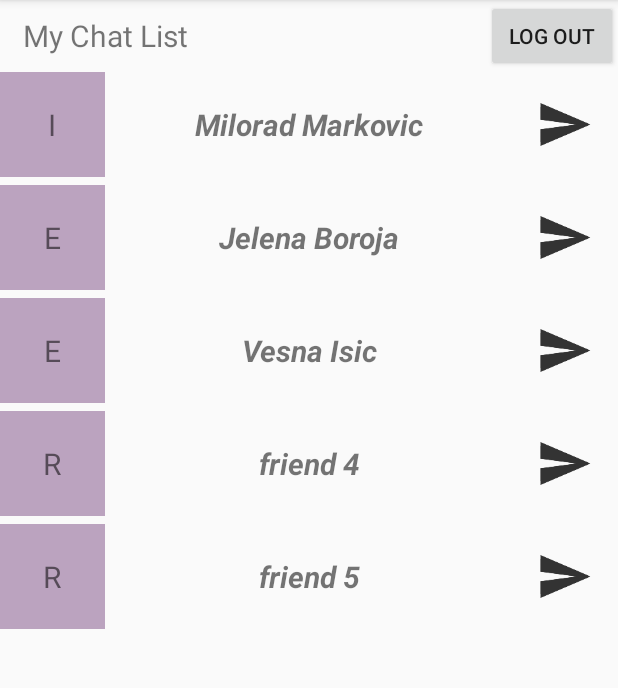
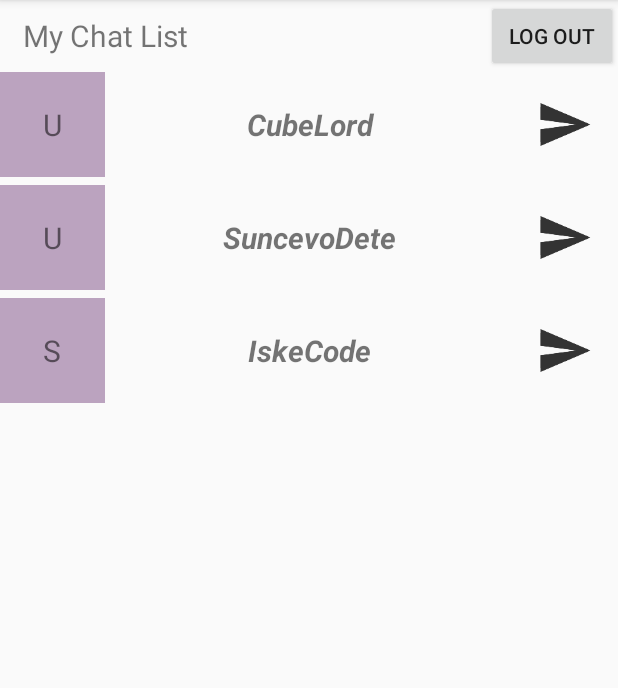
Before and after one commit to CubeLord/ChatAplication_PNRS, an Android app: the ContactsActivity screen opened directly, with no data from a screen before it, on a phone screen of 412 x 824 dp, the part 84-772 px from its top. Run offline under Robolectric (Android 15) with nearby library versions, the phone set to English and light mode, and no system bars.

Commit message:
Added Contact Database and TODOs

```diff
--- a/app/src/main/java/markovic/milorad/chataplication/ContactsActivityPackage/Contact.java
+++ b/app/src/main/java/markovic/milorad/chataplication/ContactsActivityPackage/Contact.java
@@ -2,9 +2,41 @@ package markovic.milorad.chataplication.ContactsActivityPackage;
 
 public class Contact {
     String name;
+    String firstName;
+    String LastName;
+    int id;
 
-    Contact(String name) {
+    public Contact(String name, String firstName, String lastName, int id) {
         this.name = name;
+        this.firstName = firstName;
+        LastName = lastName;
+        this.id = id;
+    }
+
+    public int getId() {
+
+        return id;
+    }
+
+    public void setId(int id) {
+        this.id = id;
+    }
+
+    public String getFirstName() {
+
+        return firstName;
+    }
+
+    public void setFirstName(String firstName) {
+        this.firstName = firstName;
+    }
+
+    public String getLastName() {
+        return LastName;
+    }
+
+    public void setLastName(String lastName) {
+        LastName = lastName;
     }
 
     public String getName() {
--- a/app/src/main/java/markovic/milorad/chataplication/ContactsActivityPackage/ContactsActivity.java
+++ b/app/src/main/java/markovic/milorad/chataplication/ContactsActivityPackage/ContactsActivity.java
@@ -8,13 +8,24 @@ import android.view.View;
 import android.widget.Button;
 import android.widget.ListView;
 
+import markovic.milorad.chataplication.DatabasePackage.ContactDbHelper;
 import markovic.milorad.chataplication.MainActivity;
 import markovic.milorad.chataplication.R;
 
 public class ContactsActivity extends AppCompatActivity implements View.OnClickListener {
 
+    public static ContactsActivity contactsActivity;
+    public static ContactsAdapter mAdapter;
+    public static ContactDbHelper mdbHelper;
     ListView list;
-    public static ContactsActivity contactsActivity;
+
+    @Override
+    protected void onResume() {
+        super.onResume();
+
+        Contact[] contacts = mdbHelper.readContacts();
+        mAdapter.update(contacts);
+    }
 
     @Override
     protected void onCreate(Bundle savedInstanceState) {
@@ -24,7 +35,21 @@ public class ContactsActivity extends AppCompatActivity implements View.OnClickL
         Button logout = findViewById(R.id.contactsActButtonLogout);
         contactsActivity = this;
         list = findViewById(R.id.contactsActListView);
-        list.setAdapter(new ContactsAdapter(this));
+        mAdapter = new ContactsAdapter(this);
+        list.setAdapter(mAdapter);
+
+        mdbHelper = new ContactDbHelper(this);
+
+        Contact c = new Contact("CubeLord", "Milorad", "Markovic", 0);
+        mdbHelper.insert(c);
+        Contact s = new Contact("SuncevoDete", "Jelena", "Boroja", 1);
+        mdbHelper.insert(s);
+        Contact i = new Contact("IskeCode", "Vesna", "Isic", 3);
+        mdbHelper.insert(i);
+
+        Contact[] cArray = mdbHelper.readContacts();
+        mAdapter.update(cArray);
+
 
         logout.setOnClickListener(this);
     }
@@ -47,3 +72,10 @@ public class ContactsActivity extends AppCompatActivity implements View.OnClickL
 
     }
 }
+
+//TODO: Ubaciti Message Tabelu (koristiti SECONDARY KEY za kontakte)
+//TODO: Kada se korisnik Login-uje on se ne pojavkljuje medju kontaktima
+//TODO: Nakon uspesne registracije korisnik se prosledjuje na Login aktiviti
+//TODO: U Register aktivitiju za unos novog kontakta koristiti INSERT SQL komandu (my bad)
+//TODO: Tokom Login-a proveravamo da li se korisnik nalazi u bazi, ako se nalazi onda njegov ID sacuvati kao SHAREDPREFF, ovaj podatak ce se koristiti da se ne ispisuje medju kontaktima ulogovani korisnik i za trazenje poruka. Ako se korisnik ne nalazi u bazi onda mu ispisati poruku i ostaviti ka ga login activitiju
+//TODO: Kada korisnik odabere kontakt iz liste, prikazuju se poruke koje za ID-jeve sender-a i receiver-a imaju korisnika i njegovog odabranog kontakta (ID korisnika je u SHAREDPREFF) (za ovo koristiti SELECT SQL komandu sa INNER J0IN dodatkom)
--- a/app/src/main/java/markovic/milorad/chataplication/ContactsActivityPackage/ContactsAdapter.java
+++ b/app/src/main/java/markovic/milorad/chataplication/ContactsActivityPackage/ContactsAdapter.java
@@ -2,7 +2,6 @@ package markovic.milorad.chataplication.ContactsActivityPackage;
 
 import android.content.Context;
 import android.content.Intent;
-import android.content.res.Resources;
 import android.graphics.Color;
 import android.graphics.Typeface;
 import android.os.Bundle;
@@ -27,12 +26,16 @@ public class ContactsAdapter extends BaseAdapter {
     ContactsAdapter(Context c) {
         context = c;
         list = new ArrayList<Contact>();
+
+/*
         Resources res = context.getResources();
         String[] contacts = res.getStringArray(R.array.contacts);
 
         for (int i = 0; i < contacts.length; i++) {
             list.add(new Contact(contacts[i]));
         }
+*/
+
     }
 
     @Override
@@ -48,6 +51,15 @@ public class ContactsAdapter extends BaseAdapter {
     @Override
     public long getItemId(int i) {
         return i; //Because we are not using a Data base this should be the same as the ID
+    }
+
+    public void update(Contact[] contacts) {
+        list.clear();
+        if (contacts != null) {
+            for (Contact contact : contacts) {
+                list.add(contact);
+            }
+        }
     }
 
     @Override
--- a/app/src/main/java/markovic/milorad/chataplication/ContactsActivityPackage/ViewHolderContact.java
+++ b/app/src/main/java/markovic/milorad/chataplication/ContactsActivityPackage/ViewHolderContact.java
@@ -12,22 +12,22 @@ public class ViewHolderContact {
         return send;
     }
 
+    public void setSend(ImageView send) {
+        this.send = send;
+    }
+
     public TextView getIcon() {
         return icon;
+    }
+
+    public void setIcon(TextView icon) {
+        this.icon = icon;
     }
 
     public TextView getName() {
         return name;
     }
 
-    public void setSend(ImageView send) {
-        this.send = send;
-    }
-
-    public void setIcon(TextView icon) {
-        this.icon = icon;
-    }
-
     public void setName(TextView name) {
         this.name = name;
     }
--- /dev/null
+++ b/app/src/main/java/markovic/milorad/chataplication/DatabasePackage/ContactDbHelper.java
@@ -0,0 +1,95 @@
+package markovic.milorad.chataplication.DatabasePackage;
+
+import android.content.ContentValues;
+import android.content.Context;
+import android.content.res.Resources;
+import android.database.Cursor;
+import android.database.sqlite.SQLiteDatabase;
+import android.database.sqlite.SQLiteOpenHelper;
+import android.util.Log;
+
+import markovic.milorad.chataplication.ContactsActivityPackage.Contact;
+import markovic.milorad.chataplication.R;
+
+public class ContactDbHelper extends SQLiteOpenHelper {
+
+    private SQLiteDatabase mdb = null;
+    private Context context;
+
+    public ContactDbHelper(Context context) {
+        super(context, context.getResources().getString(R.string.DATABASE_NAME), null, R.integer.DATABASE_VERSION);
+        this.context = context;
+    }
+
+    @Override
+    public void onCreate(SQLiteDatabase sqLiteDatabase) {
+        Resources res = context.getResources();
+        sqLiteDatabase.execSQL("CREATE TABLE " + res.getString(R.string.TABLE_NAME) + " (" +
+                res.getString(R.string.COLUMN_CONTACT_ID) + " INT PRIMARY KEY, " +
+                res.getString(R.string.COLUMN_USERNAME) + " TEXT, " +
+                res.getString(R.string.COLUMN_FIRSTNAME) + " TEXT," +
+                res.getString(R.string.COLUMN_LASTNAME) + " TEXT);");
+    }
+    //TODO: Sa AUTOINCREMENT-om ne radi ako baza vec ne postoji, fix that. ako je baza vec prije napravljena prazna, onda se otvori preko AI-a, ali kada dodam kontakte tada nece, i kada vratim opet bez AI-a i dalje nece. Pukne i kada probam da dodajem dok je prazna bez AI-a nakon sto sam obrisao bazu.
+
+    @Override
+    public void onUpgrade(SQLiteDatabase sqLiteDatabase, int i, int i1) {
+
+    }
+
+    public void insert(Contact contact) {
+        SQLiteDatabase db = getWritableDatabase();
+
+        ContentValues val = new ContentValues();
+        val.put(context.getResources().getString(R.string.COLUMN_CONTACT_ID), contact.getId());
+        val.put(context.getResources().getString(R.string.COLUMN_USERNAME), contact.getName());
+        val.put(context.getResources().getString(R.string.COLUMN_FIRSTNAME), contact.getFirstName());
+        val.put(context.getResources().getString(R.string.COLUMN_LASTNAME), contact.getLastName());
+
+        db.insert(context.getResources().getString(R.string.TABLE_NAME), null, val);
+        close();
+    }
+
+    public Contact[] readContacts() {
+        SQLiteDatabase db = getReadableDatabase();
+        Cursor cursor = db.query(context.getResources().getString(R.string.TABLE_NAME), null, null, null, null, null, null, null);
+
+        if (cursor.getCount() <= 0) {
+            return null;
+        }
+
+        Contact[] contacts = new Contact[cursor.getCount()];
+        int i = 0;
+        for (cursor.moveToFirst(); !cursor.isAfterLast(); cursor.moveToNext()) {
+            contacts[i++] = createContact(cursor);
+        }
+
+        close();
+        return contacts;
+    }
+
+    private Contact createContact(Cursor cursor) {
+        String username = cursor.getString(cursor.getColumnIndex(context.getResources().getString(R.string.COLUMN_USERNAME)));
+        String firstName = cursor.getString(cursor.getColumnIndex(context.getResources().getString(R.string.COLUMN_FIRSTNAME)));
+        String lastName = cursor.getString(cursor.getColumnIndex(context.getResources().getString(R.string.COLUMN_LASTNAME)));
+        String id = cursor.getString(cursor.getColumnIndex(context.getResources().getString(R.string.COLUMN_CONTACT_ID)));
+
+        return new Contact(username, firstName, lastName, Integer.parseInt(id));
+    }
+
+    public Contact readContact(String username) {
+        SQLiteDatabase db = getReadableDatabase();
+        Cursor cursor = db.query(context.getResources().getString(R.string.TABLE_NAME), null, context.getResources().getString(R.string.COLUMN_USERNAME) + "=?", new String[]{username}, null, null, null);
+        cursor.moveToFirst();
+        Contact contact = createContact(cursor);
+
+        close();
+        return contact;
+    }
+
+    public void deleteContact(String username) {
+        SQLiteDatabase db = getWritableDatabase();
+        db.delete(context.getResources().getString(R.string.TABLE_NAME), context.getResources().getString(R.string.COLUMN_USERNAME) + "=?", new String[]{username});
+        close();
+    }
+}
--- a/app/src/main/res/values/strings.xml
+++ b/app/src/main/res/values/strings.xml
@@ -32,14 +32,13 @@
     <string name="TEXTVIEW_CONTACTS_LIST_NAME">My Chat List</string>
     <string name="BUNDLE_CONTACT_NAME">NAME</string>
 
-    <string-array name="contacts">
-        <item>Milorad Markovic</item>
-        <item>Jelena Boroja</item>
-        <item>Vesna Isic</item>
-        <item>friend 4</item>
-        <item>friend 5</item>
-
-    </string-array>
+    <string name="DATABASE_NAME">contacts.db</string>
+    <integer name="DATABASE_VERSION">1</integer>
+    <string name="TABLE_NAME">contact</string>
+    <string name="COLUMN_CONTACT_ID">Contact_id</string>
+    <string name="COLUMN_USERNAME">Username</string>
+    <string name="COLUMN_FIRSTNAME">Firstname</string>
+    <string name="COLUMN_LASTNAME">Lastname</string>
 
     <string-array name="dummyMessages">
         <item>Message 1</item>
--- a/build.gradle
+++ b/build.gradle
@@ -7,7 +7,7 @@ buildscript {
         jcenter()
     }
     dependencies {
-        classpath 'com.android.tools.build:gradle:3.1.0'
+        classpath 'com.android.tools.build:gradle:3.1.1'
 
 
         // NOTE: Do not place your application dependencies here; they belong
```
Also changed, not shown: app/src/main/java/markovic/milorad/chataplication/RegisterActivity.java (+33 -9 lines).
